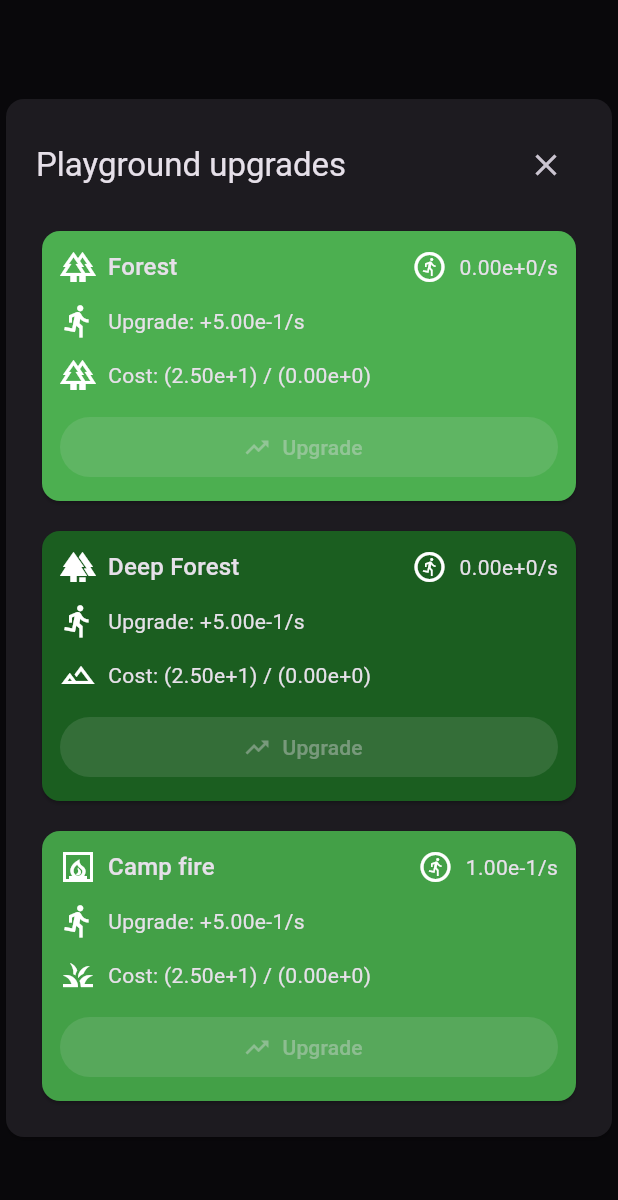
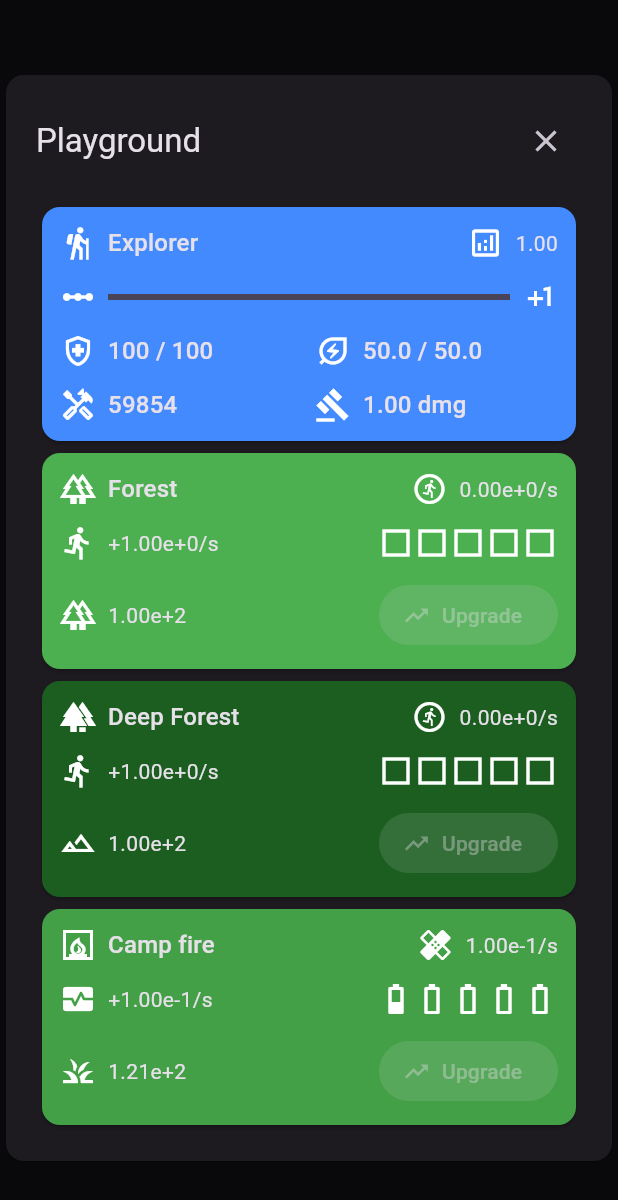
Before and after one commit to LoicVatin/idle_game, a Flutter app: the UpgradeOverlay widget shown alone on an empty page, opened directly with empty values, on a phone screen of 412 x 824 dp. Shown: the top 1200 px of the screen. Run offline on Flutter 3.47's test engine with Material 3 defaults, Android fonts, the light colour scheme and no system bars; our stand-ins replace flutter_riverpod; missing offline and left inert: flame.

Commit message:
feat: change scene upgrade system and dialog

```diff
--- a/lib/core/game/components/playground_component.dart
+++ b/lib/core/game/components/playground_component.dart
@@ -168,7 +168,8 @@ class PlaygroundComponent extends RectangleComponent
         _nameComponent,
         _workerLevelComponent,
         _workerExperienceComponent,
-      ], priority: 10
+      ],
+      priority: 10,
     );
 
     add(_buttonsComponent);
@@ -236,7 +237,7 @@ class PlaygroundComponent extends RectangleComponent
   void update(double dt) {
     final scene = _playground.activeScene;
     final resource = game.gameStateNotifier.getResourceByType(
-      scene.upgradeCostType,
+      scene.generationRateUpgradeCostType,
     );
 
     _updateSceneTransition(dt);
@@ -265,7 +266,9 @@ class PlaygroundComponent extends RectangleComponent
     }
 
     _updateSceneSwitchLock(_playground.worker);
-    _upgradeButton.isDisabled = !scene.canBuyUpgrade(resource.amount);
+    _upgradeButton.isDisabled = !scene.canLevelUpGenerationRate(
+      resource.amount,
+    );
     _resetButton.isDisabled =
         scene.generationRatePerSecond == 0 && resource.amount == 0;
     _stopButton.isDisabled = scene.generationRatePerSecond == 0;
@@ -573,16 +576,16 @@ class PlaygroundComponent extends RectangleComponent
 
   void addResource() {
     final scene = _playground.activeScene;
-    game.gameStateNotifier.add(scene.upgradeCostType, 1.0);
+    game.gameStateNotifier.add(scene.generationRateUpgradeCostType, 1.0);
   }
 
   void subtractResource() {
     final scene = _playground.activeScene;
-    game.gameStateNotifier.subtract(scene.upgradeCostType, 1.0);
+    game.gameStateNotifier.subtract(scene.generationRateUpgradeCostType, 1.0);
   }
 
   void resetResource() {
     final scene = _playground.activeScene;
-    game.gameStateNotifier.resetResource(scene.upgradeCostType);
+    game.gameStateNotifier.resetResource(scene.generationRateUpgradeCostType);
   }
 }
--- a/lib/data/models/encounter_scene_model.dart
+++ b/lib/data/models/encounter_scene_model.dart
@@ -16,7 +16,7 @@ class EncounterSceneModel extends SceneModel {
     super.name = "Encounter Scene",
     super.icon = Icons.forest_outlined,
     super.backgroundColor = Colors.green,
-    super.upgradeCostType = ResourceType.wood,
+    super.generationRateUpgradeCostType = ResourceType.wood,
     this.encounterInterval = 25,
     this.encounterSpacing = 100,
     this.encounter = false,
--- a/lib/data/models/playground_model.dart
+++ b/lib/data/models/playground_model.dart
@@ -21,6 +21,7 @@ class PlaygroundModel {
   }) : worker =
            worker ??
            WorkerModel(
+             name: "Worker",
              damage: 1,
              icon: Icons.man_outlined,
              toolsIcon: Icons.waving_hand_outlined,
--- a/lib/data/models/rest_scene_model.dart
+++ b/lib/data/models/rest_scene_model.dart
@@ -12,8 +12,13 @@ class RestSceneModel extends SceneModel {
     super.name = 'Resting Spot',
     super.icon = Icons.fireplace_outlined,
     super.backgroundColor = Colors.lightBlue,
-    super.upgradeCostType = ResourceType.food,
+    super.generationRateUpgradeCostType = ResourceType.food,
     this.healthRegenPerSecond = 5,
     this.staminaRegenPerSecond = 10,
-  }) : super(generationRatePerSecond: 0.1);
+  }) : super(
+         generationRatePerSecond: 0.1,
+         generationRateUpgradeAmount: 0.1,
+         generationRateLevel: 1,
+         generationRateMaxLevel: 10,
+       );
 }
--- a/lib/data/models/scene_model.dart
+++ b/lib/data/models/scene_model.dart
@@ -9,11 +9,13 @@ abstract class SceneModel {
   String name;
   IconData icon;
   Color backgroundColor;
+  final double x = 0.1;
+  final double y = 2.0;
+  int generationRateLevel;
+  final int generationRateMaxLevel;
+  double generationRateUpgradeAmount;
   double generationRatePerSecond;
-  double upgradeAmount;
-  double upgradeCost;
-  ResourceType upgradeCostType;
-  double upgradeMultiplier;
+  ResourceType generationRateUpgradeCostType;
 
   SceneModel({
     required this.id,
@@ -21,26 +23,31 @@ abstract class SceneModel {
     this.name = "Scene",
     this.icon = Icons.map_outlined,
     this.backgroundColor = Colors.grey,
+    this.generationRateLevel = 0,
     this.generationRatePerSecond = 0.0,
-    this.upgradeAmount = 0,
-    this.upgradeCost = 25,
-    this.upgradeCostType = ResourceType.wood,
-    this.upgradeMultiplier = 0.5,
+    this.generationRateMaxLevel = 5,
+    this.generationRateUpgradeAmount = 1.0,
+    this.generationRateUpgradeCostType = ResourceType.wood,
   });
 
-  void upgrade(double value) => generationRatePerSecond += value;
+  num get generationRateUpgradeCost =>
+      pow((generationRateLevel.toDouble() + 1 / x), y);
 
-  void buyUpgrade() {
-    generationRatePerSecond += (upgradeMultiplier * (upgradeAmount + 1));
-    upgradeAmount++;
+  bool get isMaxLevelGenerationRate => generationRateLevel == generationRateMaxLevel;
+
+  bool canLevelUpGenerationRate(double amount) {
+    return amount >= generationRateUpgradeCost &&
+        generationRateLevel < generationRateMaxLevel;
   }
 
-  double getUpgradeCost() {
-    return upgradeCost * (upgradeAmount + 1);
+  void levelUpGenerationRate() {
+    generationRateLevel++;
+    generationRatePerSecond += generationRateUpgradeAmount;
   }
 
-  bool canBuyUpgrade(double amount) {
-    return amount >= getUpgradeCost();
+  void levelDownGenerationRate() {
+    generationRateLevel--;
+    generationRatePerSecond -= generationRateUpgradeAmount;
   }
 
   void downgrade(double value) {
@@ -52,7 +59,7 @@ abstract class SceneModel {
 
   void reset() {
     generationRatePerSecond = 0.0;
-    upgradeAmount = 0.0;
+    generationRateLevel = 0;
   }
 }
 
--- a/lib/data/models/worker_model.dart
+++ b/lib/data/models/worker_model.dart
@@ -14,6 +14,7 @@ class WorkerModel {
   final double x = 0.1;
   final double y = 2.0;
   final double staminaCostPerAttack;
+  final String name;
   final IconData icon;
   final IconData toolsIcon;
 
@@ -27,6 +28,7 @@ class WorkerModel {
     double? health,
     double? stamina,
     double? experience,
+    required this.name,
     required this.icon,
     required this.toolsIcon,
   }) : health = health ?? maxHealth,
@@ -98,6 +100,7 @@ class WorkerModel {
   }
 
   WorkerModel copyWith({
+    String? name,
     double? damage,
     double? maxHealth,
     double? health,
@@ -108,6 +111,7 @@ class WorkerModel {
     IconData? toolsIcon,
   }) {
     return WorkerModel(
+      name: name ?? this.name,
       damage: damage ?? this.damage,
       maxHealth: maxHealth ?? this.maxHealth,
       maxStamina: maxStamina ?? this.maxStamina,
--- a/lib/presentation/core/game_provider.dart
+++ b/lib/presentation/core/game_provider.dart
@@ -34,6 +34,7 @@ class GameStateData {
         id: 0,
         name: "Playground",
         worker: WorkerModel(
+          name: "Explorer",
           icon: Icons.hiking_outlined,
           toolsIcon: Icons.gavel_sharp,
         ),
@@ -46,7 +47,7 @@ class GameStateData {
             name: "Forest",
             icon: Icons.forest_outlined,
             backgroundColor: Colors.green,
-            upgradeCostType: ResourceType.wood,
+            generationRateUpgradeCostType: ResourceType.wood,
             encounters: WeightedRandom({
               EncounterModel(
                 type: ResourceType.wood,
@@ -83,7 +84,7 @@ class GameStateData {
             name: "Deep Forest",
             icon: Icons.forest,
             backgroundColor: Colors.green.shade900,
-            upgradeCostType: ResourceType.stone,
+            generationRateUpgradeCostType: ResourceType.stone,
             encounters: WeightedRandom({
               EncounterModel(
                 type: ResourceType.wood,
@@ -148,7 +149,7 @@ class GameStateData {
             name: "Camp fire",
             icon: Icons.fireplace_outlined,
             backgroundColor: Colors.green.shade600,
-            upgradeCostType: ResourceType.food,
+            generationRateUpgradeCostType: ResourceType.food,
             healthRegenPerSecond: 5,
             staminaRegenPerSecond: 10,
           ),
@@ -250,28 +251,16 @@ class GameStateNotifier extends AsyncNotifier<GameStateData> {
 
   void buySceneUpgrade(int id) {
     final scene = getSceneById(id);
-    final resource = getResourceByType(scene.upgradeCostType);
+    final resource = getResourceByType(scene.generationRateUpgradeCostType);
 
-    resource.amount -= scene.getUpgradeCost();
-    scene.buyUpgrade();
+    resource.amount -= scene.generationRateUpgradeCost;
+    scene.levelUpGenerationRate();
     _publish();
   }
 
   void buyActiveSceneUpgrade(int id) {
     final scene = getPlaygroundById(id).activeScene;
-    final resource = getResourceByType(scene.upgradeCostType);
-
-    resource.amount -= scene.getUpgradeCost();
-    scene.buyUpgrade();
-    _publish();
-  }
-
-  void upgradeScene(int id, double amount) {
-    if (amount <= 0) return;
-
-    _mutateScene(getPlaygroundById(id).activeSceneId, (scene) {
-      scene.upgrade(amount);
-    });
+    buySceneUpgrade(scene.id);
   }
 
   void downgradeScene(int id, double amount) {
@@ -333,8 +322,9 @@ class GameStateNotifier extends AsyncNotifier<GameStateData> {
 
     final playground = PlaygroundModel(
       id: increment + 0,
-      name: "Playground",
+      name: "Playground $increment",
       worker: WorkerModel(
+        name: "Explorer $increment",
         icon: Icons.hiking_outlined,
         toolsIcon: Icons.gavel_sharp,
       ),
@@ -346,7 +336,7 @@ class GameStateNotifier extends AsyncNotifier<GameStateData> {
           name: "Forest",
           icon: Icons.forest_outlined,
           backgroundColor: Colors.green,
-          upgradeCostType: ResourceType.wood,
+          generationRateUpgradeCostType: ResourceType.wood,
           encounters: WeightedRandom({
             EncounterModel(
               type: ResourceType.wood,
@@ -383,7 +373,7 @@ class GameStateNotifier extends AsyncNotifier<GameStateData> {
           name: "Deep Forest",
           icon: Icons.forest,
           backgroundColor: Colors.green.shade900,
-          upgradeCostType: ResourceType.stone,
+          generationRateUpgradeCostType: ResourceType.stone,
           encounters: WeightedRandom({
             EncounterModel(
               type: ResourceType.wood,
@@ -419,7 +409,7 @@ class GameStateNotifier extends AsyncNotifier<GameStateData> {
           name: "Camp fire",
           icon: Icons.fireplace_outlined,
           backgroundColor: Colors.green.shade600,
-          upgradeCostType: ResourceType.food,
+          generationRateUpgradeCostType: ResourceType.food,
           healthRegenPerSecond: 5,
           staminaRegenPerSecond: 10,
         ),
--- a/lib/presentation/home/upgrade_overlay_widget.dart
+++ b/lib/presentation/home/upgrade_overlay_widget.dart
@@ -2,7 +2,10 @@ import 'package:flutter/material.dart';
 import 'package:flutter_riverpod/flutter_riverpod.dart';
 
 import 'package:idle_game/core/game/idle_game.dart';
+import 'package:idle_game/data/models/encounter_scene_model.dart';
 import 'package:idle_game/data/models/resource_model.dart';
+import 'package:idle_game/data/models/rest_scene_model.dart';
+import 'package:idle_game/data/models/worker_model.dart';
 import 'package:idle_game/presentation/core/game_provider.dart';
 
 class UpgradeOverlay extends ConsumerWidget {
@@ -33,9 +36,13 @@ class UpgradeOverlay extends ConsumerWidget {
           orElse: () => data.playgrounds.first,
         );
 
-        return Material(
+        return GestureDetector(
+          onTap: onClose,
+          child: Material(
             color: Colors.black54,
             child: Center(
+              child: GestureDetector(
+                onTap: () {},
                 child: ConstrainedBox(
                   constraints: const BoxConstraints(maxWidth: 420),
                   child: Card(
@@ -49,7 +56,7 @@ class UpgradeOverlay extends ConsumerWidget {
                             children: [
                               Expanded(
                                 child: Text(
-                              '${playground.name} upgrades',
+                                  playground.name,
                                   style: Theme.of(context).textTheme.titleLarge,
                                 ),
                               ),
@@ -61,29 +68,145 @@ class UpgradeOverlay extends ConsumerWidget {
                           ),
                           const SizedBox(height: 16),
                           Flexible(
-                        child: ListView.separated(
+                            child: ListView(
                               shrinkWrap: true,
-                          itemCount: playground.scenes.length,
-                          separatorBuilder: (_, _) =>
-                              const SizedBox(height: 12),
-                          itemBuilder: (context, index) {
-                            final scene = playground.scenes.elementAt(index);
+                              children: [
+                                _workerCard(context, playground.worker),
+                                ...playground.scenes.map((scene) {
                                   final resource =
-                                data.resources[scene.upgradeCostType] ??
-                                Resource(type: scene.upgradeCostType);
-                            final upgradeCost = scene.getUpgradeCost();
-                            final canUpgrade = scene.canBuyUpgrade(
-                              resource.amount,
+                                      data.resources[scene
+                                          .generationRateUpgradeCostType] ??
+                                      Resource(
+                                        type:
+                                            scene.generationRateUpgradeCostType,
                                       );
 
+                                  if (scene is EncounterSceneModel) {
+                                    return _encounterSceneUpgradeCard(
+                                      context,
+                                      scene,
+                                      resource,
+                                    );
+                                  } else if (scene is RestSceneModel) {
+                                    return _restSceneUpgradeCard(
+                                      context,
+                                      scene,
+                                      resource,
+                                    );
+                                  }
+                                  return Container();
+                                }),
+                              ],
+                            ),
+                          ),
+                        ],
+                      ),
+                    ),
+                  ),
+                ),
+              ),
+            ),
+          ),
+        );
+      },
+    );
+  }
+
+  Widget _workerCard(BuildContext context, WorkerModel worker) {
+    return Card(
+      color: Colors.blueAccent,
+      child: Padding(
+        padding: const EdgeInsets.all(12),
+        child: Column(
+          spacing: 12,
+          crossAxisAlignment: CrossAxisAlignment.stretch,
+          children: [
+            Row(
+              spacing: 8,
+              children: [
+                Icon(worker.icon),
+                Expanded(
+                  child: Text(
+                    worker.name,
+                    style: Theme.of(context).textTheme.titleMedium,
+                  ),
+                ),
+                Icon(Icons.analytics_outlined),
+                Text(worker.level.toStringAsPrecision(3)),
+              ],
+            ),
+            //
+            Row(
+              spacing: 8,
+              children: [
+                Icon(Icons.linear_scale),
+                Expanded(
+                  child: LinearProgressIndicator(
+                    value: (worker.experience / worker.experienceNeeded),
+                  ),
+                ),
+                Icon(Icons.plus_one_outlined),
+              ],
+            ),
+            Row(
+              spacing: 8,
+              children: [
+                Icon(Icons.health_and_safety_outlined),
+                Expanded(
+                  child: Text(
+                    "${worker.health.toStringAsPrecision(3)} / ${worker.maxHealth.toStringAsPrecision(3)}",
+                    style: Theme.of(context).textTheme.titleMedium,
+                  ),
+                ),
+                Icon(Icons.energy_savings_leaf_outlined),
+                Expanded(
+                  child: Text(
+                    "${worker.stamina.toStringAsPrecision(3)} / ${worker.maxStamina.toStringAsPrecision(3)}",
+                    style: Theme.of(context).textTheme.titleMedium,
+                  ),
+                ),
+              ],
+            ),
+            //
+            Row(
+              spacing: 8,
+              children: [
+                Icon(Icons.handyman_outlined),
+                Expanded(
+                  child: Text(
+                    "${worker.toolsIcon.codePoint}",
+                    style: Theme.of(context).textTheme.titleMedium,
+                  ),
+                ),
+                Icon(Icons.gavel_outlined),
+                Expanded(
+                  child: Text(
+                    "${worker.damage.toStringAsPrecision(3)} dmg",
+                    style: Theme.of(context).textTheme.titleMedium,
+                  ),
+                ),
+              ],
+            ),
+          ],
+        ),
+      ),
+    );
+  }
+
+  Widget _encounterSceneUpgradeCard(
+    BuildContext context,
+    EncounterSceneModel scene,
+    Resource resource,
+  ) {
+    final upgradeCost = scene.generationRateUpgradeCost;
+    final canUpgrade = scene.canLevelUpGenerationRate(resource.amount);
     return Card(
       color: scene.backgroundColor,
       child: Padding(
         padding: const EdgeInsets.all(12),
         child: Column(
           spacing: 12,
-                                  crossAxisAlignment:
-                                      CrossAxisAlignment.stretch,
+          crossAxisAlignment: CrossAxisAlignment.stretch,
           children: [
             Row(
               spacing: 8,
@@ -92,9 +215,7 @@ class UpgradeOverlay extends ConsumerWidget {
                 Expanded(
                   child: Text(
                     scene.name,
-                                            style: Theme.of(
-                                              context,
-                                            ).textTheme.titleMedium,
+                    style: Theme.of(context).textTheme.titleMedium,
                   ),
                 ),
                 Icon(Icons.run_circle_outlined),
@@ -107,45 +228,133 @@ class UpgradeOverlay extends ConsumerWidget {
               spacing: 8,
               children: [
                 Icon(Icons.directions_run),
+                Expanded(
+                  child: Text(
+                    '+${scene.generationRateUpgradeAmount.toStringAsExponential(2)}/s',
+                  ),
+                ),
+                _upgradeProgressionBar(
+                  scene.generationRateLevel,
+                  scene.generationRateMaxLevel,
+                ),
+              ],
+            ),
+
+            Row(
+              spacing: 8,
+              children: [
+                Icon(scene.generationRateUpgradeCostType.icon),
+                Expanded(child: Text(upgradeCost.toStringAsExponential(2))),
+                FilledButton.icon(
+                  onPressed: canUpgrade
+                      ? () {
+                          game.gameStateNotifier.buySceneUpgrade(scene.id);
+                        }
+                      : null,
+                  icon: const Icon(Icons.trending_up),
+                  label: Text(
+                    scene.isMaxLevelGenerationRate ? 'Maxed out' : 'Upgrade',
+                  ),
+                ),
+              ],
+            ),
+          ],
+        ),
+      ),
+    );
+  }
+
+  Widget _restSceneUpgradeCard(
+    BuildContext context,
+    RestSceneModel scene,
+    Resource resource,
+  ) {
+    final upgradeCost = scene.generationRateUpgradeCost;
+    final canUpgrade = scene.canLevelUpGenerationRate(resource.amount);
+    return Card(
+      color: scene.backgroundColor,
+      child: Padding(
+        padding: const EdgeInsets.all(12),
+        child: Column(
+          spacing: 12,
+          crossAxisAlignment: CrossAxisAlignment.stretch,
+          children: [
+            Row(
+              spacing: 8,
+              children: [
+                Icon(scene.icon),
+                Expanded(
+                  child: Text(
+                    scene.name,
+                    style: Theme.of(context).textTheme.titleMedium,
+                  ),
+                ),
+                Icon(Icons.healing),
                 Text(
-                                          'Upgrade: +${(scene.upgradeMultiplier * (scene.upgradeAmount + 1)).toStringAsExponential(2)}/s',
+                  '${scene.generationRatePerSecond.toStringAsExponential(2)}/s',
                 ),
               ],
             ),
             Row(
               spacing: 8,
               children: [
-                                        Icon(scene.upgradeCostType.icon),
-                                        Text(
-                                          'Cost: (${upgradeCost.toStringAsExponential(2)}) / (${resource.amount.toStringAsExponential(2)})',
+                Icon(Icons.monitor_heart),
+                Expanded(
+                  child: Text(
+                    '+${scene.generationRateUpgradeAmount.toStringAsExponential(2)}/s',
+                  ),
+                ),
+                _upgradeHalfProgressionBar(
+                  scene.generationRateLevel,
+                  scene.generationRateMaxLevel,
                 ),
               ],
             ),
+
+            Row(
+              spacing: 8,
+              children: [
+                Icon(scene.generationRateUpgradeCostType.icon),
+                Expanded(child: Text(upgradeCost.toStringAsExponential(2))),
                 FilledButton.icon(
                   onPressed: canUpgrade
                       ? () {
-                                              game.gameStateNotifier
-                                                  .buySceneUpgrade(scene.id);
+                          game.gameStateNotifier.buySceneUpgrade(scene.id);
                         }
                       : null,
                   icon: const Icon(Icons.trending_up),
-                                      label: Text('Upgrade'),
+                  label: Text(
+                    scene.isMaxLevelGenerationRate ? 'Maxed out' : 'Upgrade',
+                  ),
+                ),
+              ],
             ),
           ],
         ),
       ),
     );
-                          },
-                        ),
-                      ),
+  }
+
+  Widget _upgradeProgressionBar(int current, int max) {
+    return Row(
+      children: [
+        for (int i = 1; i <= max; i++)
+          Icon(i <= current ? Icons.square : Icons.square_outlined),
       ],
-                  ),
-                ),
-              ),
-            ),
-          ),
     );
-      },
+  }
+
+  Widget _upgradeHalfProgressionBar(int current, int max) {
+    return Row(
+      children: [
+        for (int i = 1; i <= max; i++)
+          if (i % 2 == 0 && i <= current)
+            Icon(Icons.battery_full_outlined)
+          else if (i == current && i % 2 != 0)
+            Icon(Icons.battery_3_bar_outlined)
+          else if (i % 2 != 0 && i > current)
+            Icon(Icons.battery_0_bar_outlined),
+      ],
     );
   }
 }
```
Lines whose indentation alone changed are shown as unchanged.
